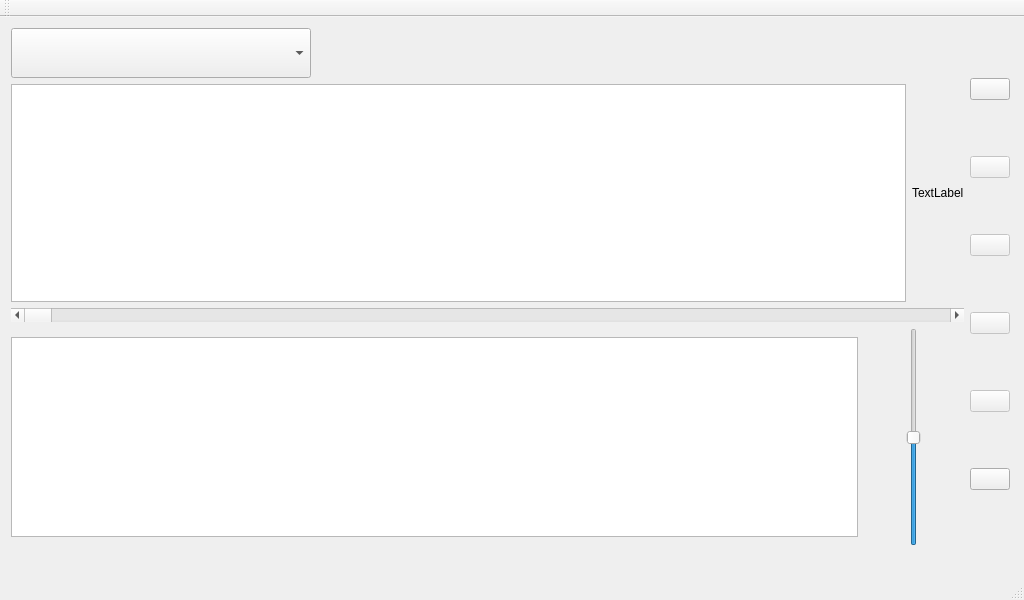
The window that mainwindow.ui (EBXFS15/PrototypeBasedOnMpg321) describes before a commit, drawn with Qt 5.
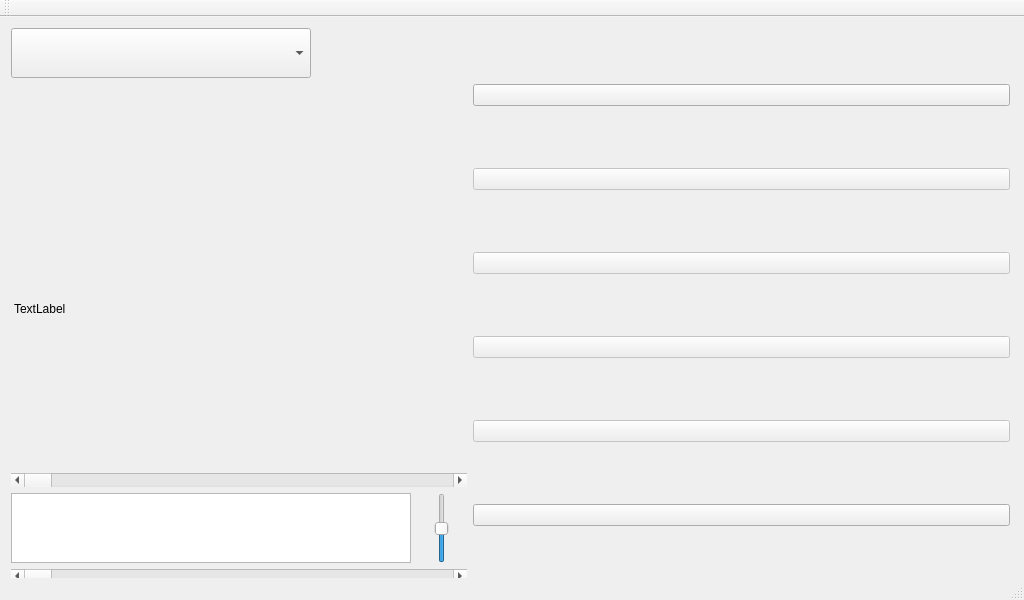
The same window after the commit. Icons and pictures are not drawn.

Patch:
```diff
--- a/mainwindow.ui
+++ b/mainwindow.ui
@@ -20,7 +20,7 @@
       <x>0</x>
       <y>0</y>
       <width>1021</width>
-      <height>540</height>
+      <height>577</height>
      </rect>
     </property>
     <layout class="QVBoxLayout" name="verticalLayout">
@@ -63,11 +63,20 @@
                </item>
                <item>
                 <layout class="QHBoxLayout" name="horizontalLayout">
-                 <item>
-                  <widget class="QListWidget" name="FileList"/>
-                 </item>
                  <item>
                   <widget class="QLabel" name="mediaImage">
+                   <property name="minimumSize">
+                    <size>
+                     <width>450</width>
+                     <height>450</height>
+                    </size>
+                   </property>
+                   <property name="maximumSize">
+                    <size>
+                     <width>400</width>
+                     <height>450</height>
+                    </size>
+                   </property>
                    <property name="text">
                     <string>TextLabel</string>
                    </property>
@@ -94,20 +103,25 @@
                <item>
                 <layout class="QHBoxLayout" name="horizontalLayout_2">
                  <item>
-                  <widget class="QTextEdit" name="textEdit">
+                  <widget class="QListWidget" name="FileList">
                    <property name="maximumSize">
                     <size>
-                     <width>1000</width>
-                     <height>200</height>
+                     <width>400</width>
+                     <height>16777215</height>
                     </size>
                    </property>
+                   <property name="font">
+                    <font>
+                     <pointsize>16</pointsize>
+                    </font>
+                   </property>
                   </widget>
                  </item>
                  <item>
                   <widget class="QSlider" name="volumeSlider">
                    <property name="minimumSize">
                     <size>
-                     <width>100</width>
+                     <width>50</width>
                      <height>0</height>
                     </size>
                    </property>
@@ -138,6 +152,22 @@
                  </item>
                 </layout>
                </item>
+               <item>
+                <widget class="QScrollBar" name="hBar_position">
+                 <property name="autoFillBackground">
+                  <bool>false</bool>
+                 </property>
+                 <property name="maximum">
+                  <number>1000</number>
+                 </property>
+                 <property name="value">
+                  <number>0</number>
+                 </property>
+                 <property name="orientation">
+                  <enum>Qt::Horizontal</enum>
+                 </property>
+                </widget>
+               </item>
               </layout>
              </item>
             </layout>
```
Left out of the diff: 6 changed lines with no effect on the pictures.
